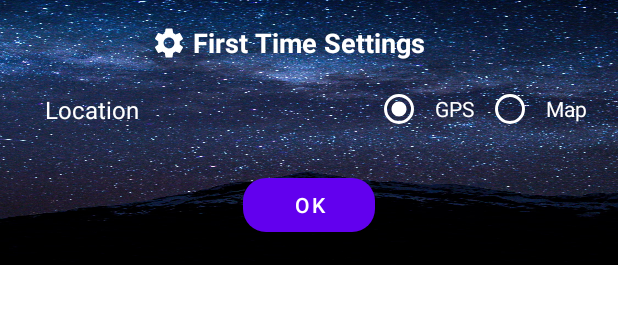
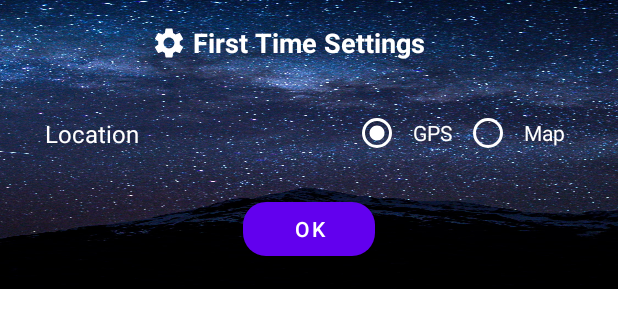
Before and after one commit to Toba999/WeatherApp, an Android app: the layout first_time_settings.xml on its own in the app's theme, with its tools: preview values and no code run, on a phone screen of 412 x 824 dp. Shown: the top 328 px of the screen. Run offline under Robolectric (Android 15) with nearby library versions, the phone set to English and light mode, and no system bars; network calls fail.

Commit message:
fix minor bug

```diff
--- a/app/src/main/res/layout/first_time_settings.xml
+++ b/app/src/main/res/layout/first_time_settings.xml
@@ -46,9 +46,10 @@
         android:id="@+id/radioGroup"
         android:layout_width="wrap_content"
         android:layout_height="wrap_content"
-        android:layout_marginTop="8dp"
+        android:layout_marginTop="24dp"
+        android:layout_marginEnd="11dp"
         android:orientation="horizontal"
-        app:layout_constraintStart_toEndOf="@+id/btn_ok"
+        app:layout_constraintEnd_toEndOf="parent"
         app:layout_constraintTop_toBottomOf="@+id/textView">
 
         <RadioButton
--- a/app/src/main/res/layout/vert_row.xml
+++ b/app/src/main/res/layout/vert_row.xml
@@ -63,10 +63,10 @@
                 android:layout_width="40dp"
                 android:layout_height="40dp"
                 android:layout_marginTop="5dp"
-                android:layout_marginEnd="200dp"
+                android:layout_marginEnd="54dp"
                 android:layout_marginBottom="6dp"
                 app:layout_constraintBottom_toBottomOf="parent"
-                app:layout_constraintEnd_toEndOf="parent"
+                app:layout_constraintEnd_toStartOf="@+id/tv_vert_state"
                 app:layout_constraintTop_toTopOf="parent"
                 app:layout_constraintVertical_bias="0.0"
                 app:srcCompat="@drawable/icon_02d" />
```
Also changed, not shown: 1 other file.
